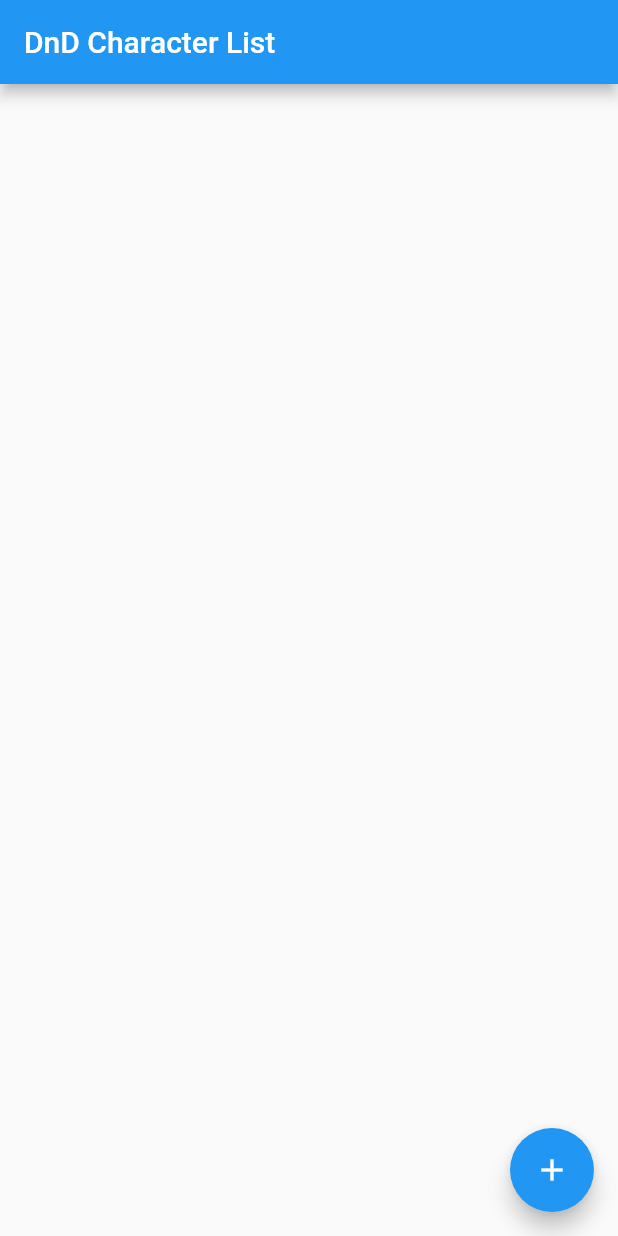
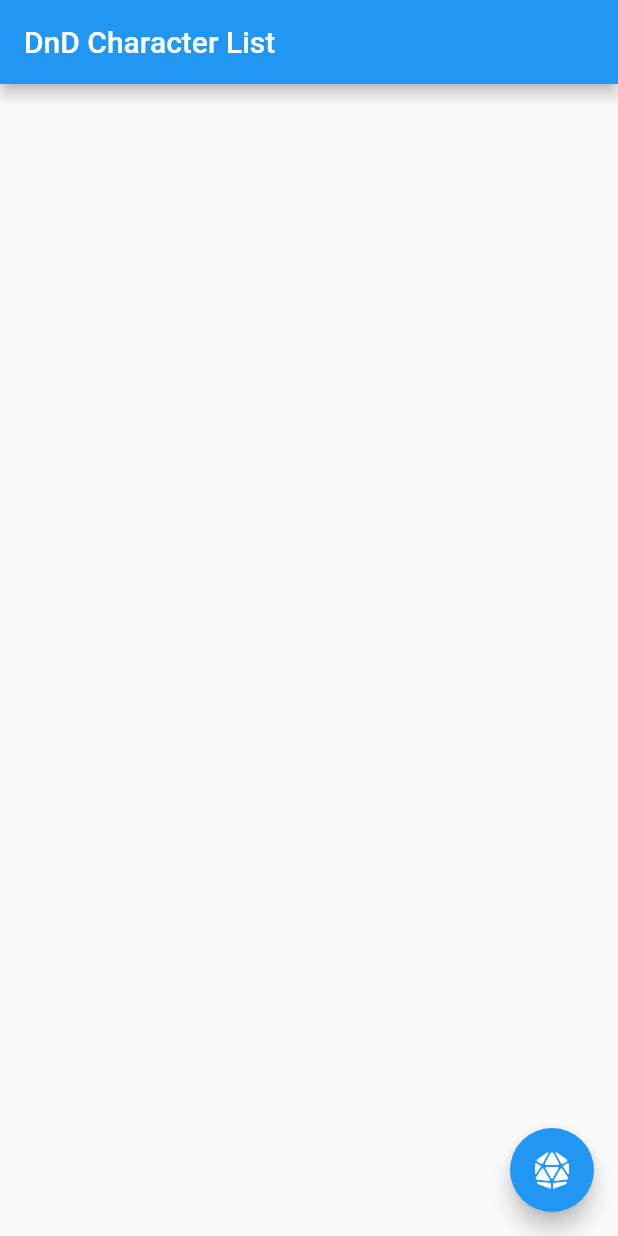
Before and after one commit to KhounborineII/to-do-list-khounborine, a Flutter app: the screen it shows after launch, on a phone screen of 412 x 824 dp. Run offline on Flutter 3.47's test engine with Material 2 defaults, Android fonts, the phone set to English and light mode, and no system bars; our stand-ins replace font_awesome_flutter.

Commit message:
Changed the add character Icon, capitalized "Enter character name"

```diff
--- a/lib/main.dart
+++ b/lib/main.dart
@@ -1,5 +1,6 @@
 // Started with https://docs.flutter.dev/development/ui/widgets-intro
 import 'package:flutter/material.dart';
+import 'package:font_awesome_flutter/font_awesome_flutter.dart';
 import 'package:to_dont_list/to_do_items.dart';
 
 class CharacterList extends StatefulWidget {
@@ -32,7 +33,7 @@ class _CharacterListState extends State<CharacterList> {
               },
               controller: _inputController,
               decoration:
-                  const InputDecoration(hintText: "enter character name"),
+                  const InputDecoration(hintText: "Enter character name"),
             ),
             actions: <Widget>[
               ElevatedButton(
@@ -126,7 +127,7 @@ class _CharacterListState extends State<CharacterList> {
           }).toList(),
         ),
         floatingActionButton: FloatingActionButton(
-            child: const Icon(Icons.add),
+            child: const FaIcon(FontAwesomeIcons.diceD20),
             onPressed: () {
               _displayTextInputDialog(context);
             }));
```
